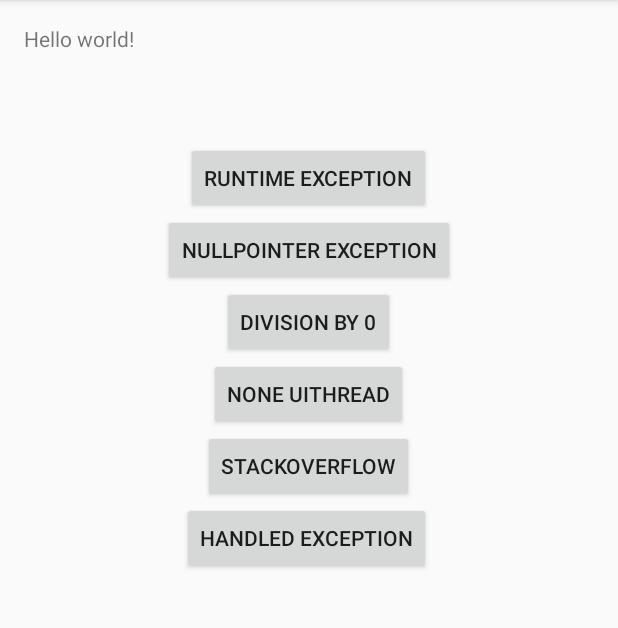
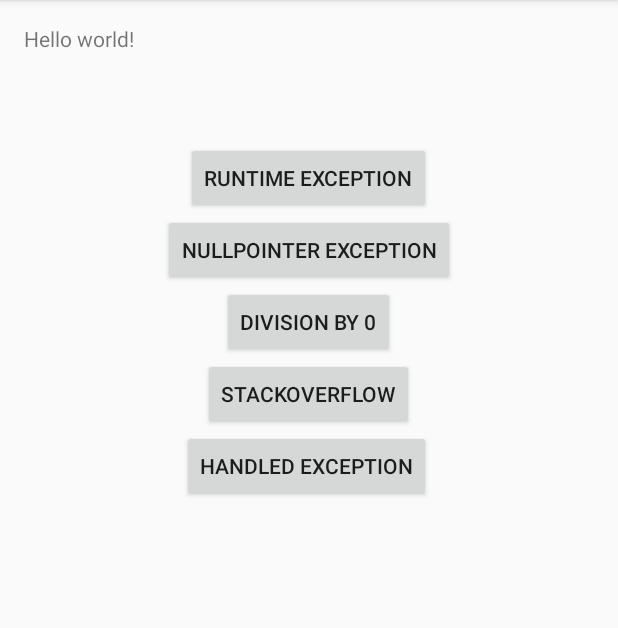
Before and after one commit to Countly/countly-sdk-android, an Android app: the screen it shows after launch (MainActivity), on a phone screen of 412 x 824 dp, the part 84-712 px from its top. Run offline under Robolectric (Android 15) with nearby library versions, the light colour scheme and no system bars; 4 statements that could not run were skipped.

Commit message:
Remove crash button

```diff
--- a/app/src/main/res/layout/activity_main.xml
+++ b/app/src/main/res/layout/activity_main.xml
@@ -37,14 +37,6 @@
     <Button
         android:layout_width="wrap_content"
         android:layout_height="wrap_content"
-        android:text="None UIThread"
-        android:id="@+id/uithread"
-        android:layout_below="@+id/division0"
-        android:layout_centerHorizontal="true" />
-
-    <Button
-        android:layout_width="wrap_content"
-        android:layout_height="wrap_content"
         android:text="Handled Exception"
         android:id="@+id/handled"
         android:layout_below="@+id/stackoverflow"
@@ -56,7 +48,7 @@
         android:layout_height="wrap_content"
         android:text="StackOverflow"
         android:id="@+id/stackoverflow"
-        android:layout_below="@+id/uithread"
-        android:layout_centerHorizontal="true" />
+        android:layout_centerHorizontal="true"
+        android:layout_below="@+id/division0" />
 
 </RelativeLayout>
```
